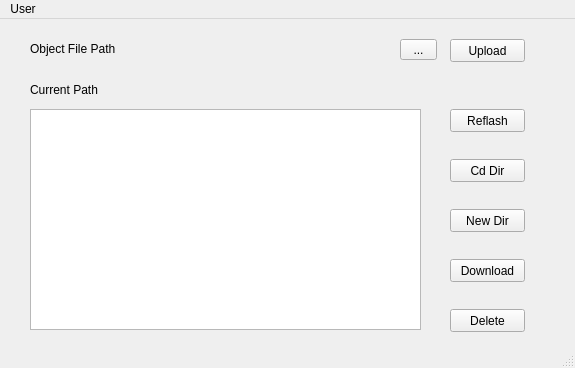
Above: Client/src/mainwindow.ui from Fujh-nk/myFtps before the change. Below: the same form after it.
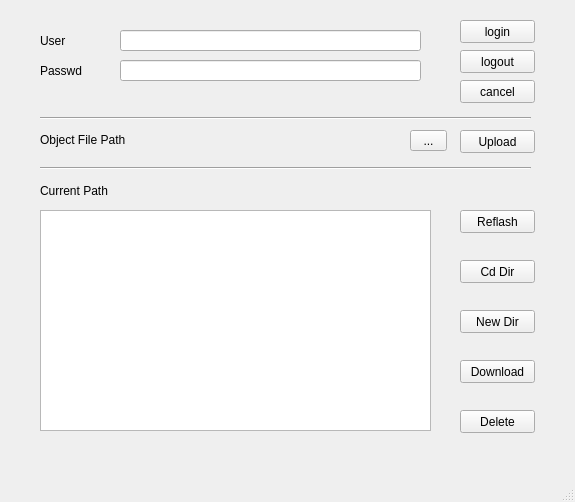
That is the form after the change.

```diff
--- a/Client/src/mainwindow.ui
+++ b/Client/src/mainwindow.ui
@@ -7,7 +7,7 @@
     <x>0</x>
     <y>0</y>
     <width>575</width>
-    <height>368</height>
+    <height>502</height>
    </rect>
   </property>
   <property name="windowTitle">
@@ -17,8 +17,8 @@
    <widget class="QPushButton" name="btn_download">
     <property name="geometry">
      <rect>
-      <x>450</x>
-      <y>240</y>
+      <x>460</x>
+      <y>360</y>
       <width>75</width>
       <height>23</height>
      </rect>
@@ -30,8 +30,8 @@
    <widget class="QPushButton" name="btn_upload">
     <property name="geometry">
      <rect>
-      <x>450</x>
-      <y>20</y>
+      <x>460</x>
+      <y>130</y>
       <width>75</width>
       <height>23</height>
      </rect>
@@ -43,8 +43,8 @@
    <widget class="QPushButton" name="btn_del">
     <property name="geometry">
      <rect>
-      <x>450</x>
-      <y>290</y>
+      <x>460</x>
+      <y>410</y>
       <width>75</width>
       <height>23</height>
      </rect>
@@ -56,8 +56,8 @@
    <widget class="QPushButton" name="btn_new_dir">
     <property name="geometry">
      <rect>
-      <x>450</x>
-      <y>190</y>
+      <x>460</x>
+      <y>310</y>
       <width>75</width>
       <height>23</height>
      </rect>
@@ -72,8 +72,8 @@
    <widget class="QPushButton" name="btn_cd">
     <property name="geometry">
      <rect>
-      <x>450</x>
-      <y>140</y>
+      <x>460</x>
+      <y>260</y>
       <width>75</width>
       <height>23</height>
      </rect>
@@ -85,8 +85,8 @@
    <widget class="QToolButton" name="btn_files">
     <property name="geometry">
      <rect>
-      <x>400</x>
-      <y>20</y>
+      <x>410</x>
+      <y>130</y>
       <width>37</width>
       <height>21</height>
      </rect>
@@ -98,8 +98,8 @@
    <widget class="QLabel" name="obj_path">
     <property name="geometry">
      <rect>
-      <x>30</x>
-      <y>20</y>
+      <x>40</x>
+      <y>130</y>
       <width>361</width>
       <height>20</height>
      </rect>
@@ -114,8 +114,8 @@
    <widget class="QPushButton" name="btn_reflash">
     <property name="geometry">
      <rect>
-      <x>450</x>
-      <y>90</y>
+      <x>460</x>
+      <y>210</y>
       <width>75</width>
       <height>23</height>
      </rect>
@@ -127,8 +127,8 @@
    <widget class="QListWidget" name="listWidget">
     <property name="geometry">
      <rect>
-      <x>30</x>
-      <y>90</y>
+      <x>40</x>
+      <y>210</y>
       <width>391</width>
       <height>221</height>
      </rect>
@@ -137,8 +137,8 @@
    <widget class="QLabel" name="cur_path">
     <property name="geometry">
      <rect>
-      <x>30</x>
-      <y>60</y>
+      <x>40</x>
+      <y>180</y>
       <width>391</width>
       <height>21</height>
      </rect>
@@ -147,6 +147,126 @@
      <string>Current Path</string>
     </property>
    </widget>
+   <widget class="Line" name="line">
+    <property name="geometry">
+     <rect>
+      <x>40</x>
+      <y>160</y>
+      <width>491</width>
+      <height>16</height>
+     </rect>
+    </property>
+    <property name="orientation">
+     <enum>Qt::Horizontal</enum>
+    </property>
+   </widget>
+   <widget class="Line" name="line_2">
+    <property name="geometry">
+     <rect>
+      <x>40</x>
+      <y>110</y>
+      <width>491</width>
+      <height>16</height>
+     </rect>
+    </property>
+    <property name="orientation">
+     <enum>Qt::Horizontal</enum>
+    </property>
+   </widget>
+   <widget class="QLabel" name="tip_user">
+    <property name="geometry">
+     <rect>
+      <x>40</x>
+      <y>30</y>
+      <width>54</width>
+      <height>21</height>
+     </rect>
+    </property>
+    <property name="text">
+     <string>User</string>
+    </property>
+   </widget>
+   <widget class="QLabel" name="tip_passwd">
+    <property name="geometry">
+     <rect>
+      <x>40</x>
+      <y>60</y>
+      <width>54</width>
+      <height>21</height>
+     </rect>
+    </property>
+    <property name="text">
+     <string>Passwd</string>
+    </property>
+   </widget>
+   <widget class="QPushButton" name="btn_login">
+    <property name="geometry">
+     <rect>
+      <x>460</x>
+      <y>20</y>
+      <width>75</width>
+      <height>23</height>
+     </rect>
+    </property>
+    <property name="text">
+     <string>login</string>
+    </property>
+   </widget>
+   <widget class="QPushButton" name="btn_logout">
+    <property name="geometry">
+     <rect>
+      <x>460</x>
+      <y>50</y>
+      <width>75</width>
+      <height>23</height>
+     </rect>
+    </property>
+    <property name="text">
+     <string>logout</string>
+    </property>
+   </widget>
+   <widget class="QPushButton" name="btn_cancel">
+    <property name="geometry">
+     <rect>
+      <x>460</x>
+      <y>80</y>
+      <width>75</width>
+      <height>23</height>
+     </rect>
+    </property>
+    <property name="text">
+     <string>cancel</string>
+    </property>
+    <property name="autoDefault">
+     <bool>false</bool>
+    </property>
+   </widget>
+   <widget class="QLineEdit" name="edit_user">
+    <property name="geometry">
+     <rect>
+      <x>120</x>
+      <y>30</y>
+      <width>301</width>
+      <height>21</height>
+     </rect>
+    </property>
+    <property name="text">
+     <string/>
+    </property>
+   </widget>
+   <widget class="QLineEdit" name="edit_passwd">
+    <property name="geometry">
+     <rect>
+      <x>120</x>
+      <y>60</y>
+      <width>301</width>
+      <height>21</height>
+     </rect>
+    </property>
+    <property name="text">
+     <string/>
+    </property>
+   </widget>
   </widget>
   <widget class="QMenuBar" name="menubar">
    <property name="geometry">
@@ -157,16 +277,6 @@
      <height>22</height>
     </rect>
    </property>
-   <widget class="QMenu" name="menu">
-    <property name="title">
-     <string>User</string>
-    </property>
-    <addaction name="login"/>
-    <addaction name="logout"/>
-    <addaction name="separator"/>
-    <addaction name="cancell_user"/>
-   </widget>
-   <addaction name="menu"/>
   </widget>
   <widget class="QStatusBar" name="statusbar"/>
   <action name="login">
```
Left out of the diff: 17 changed lines with no effect on the pictures.
